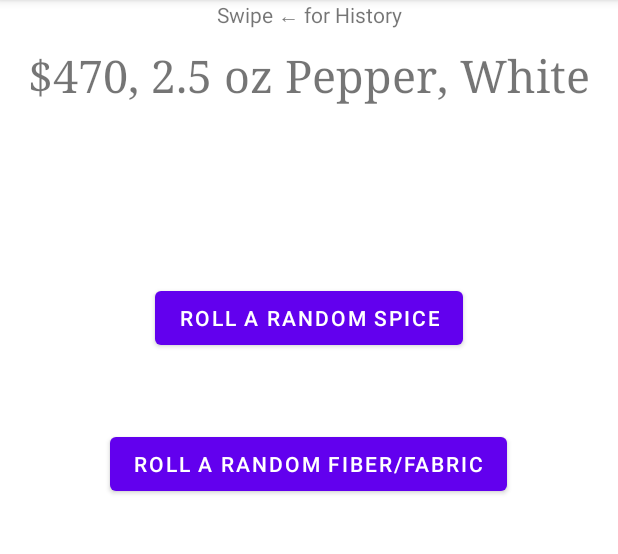
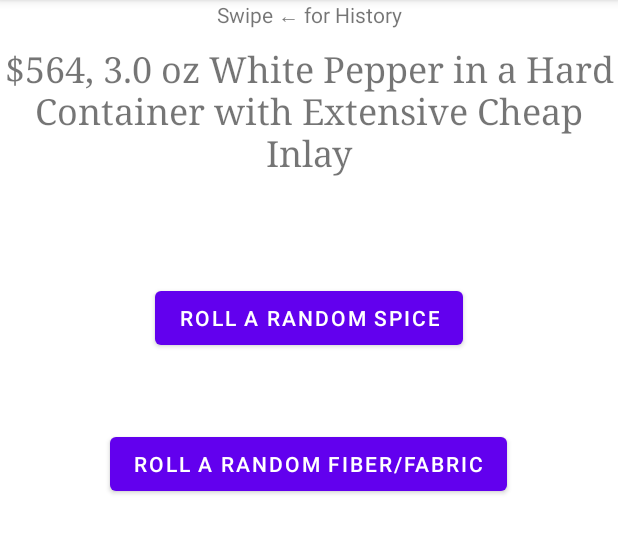
Before and after one commit to Patchcoat/random_treasure, an Android app: the screen it shows after launch (MainActivity), after a tap on "ROLL A RANDOM SPICE", on a phone screen of 412 x 824 dp, the part 84-638 px from its top. Run offline under Robolectric (Android 15) with nearby library versions, the phone set to English and light mode, and no system bars.

Commit message:
Gem Builder and Spice Container Embellishments.

```diff
--- a/app/src/main/java/com/metallicim/randomtreasure/TreasureBuilder.java
+++ b/app/src/main/java/com/metallicim/randomtreasure/TreasureBuilder.java
@@ -102,6 +102,126 @@ public class TreasureBuilder {
         return -1;
     }
 
+    public static TreasureComponent buildJewel() {
+        String[] jewels = {"", "Agate", "Azurite", "Chalcedony", "Hematite", "Jade", "Jet", "Magnetite", "Malachite", "Obsidian", "Quartz", "Amber", "Amethyst", "Calcite",
+                "Sard", "Coral", "Lapis Lazuli", "Onyx", "Tourmaline", "Turquoise", "Aquamarine", "Beryl", "Bloodstone", "Cat's Eye", "Emerald", "Garnet", "Iolite", "Moonstone",
+                "Opal", "Pearl", "Peridot", "Ruby", "Sapphire", "Topaz", "Diamond"};
+        int[] probabilities = {2, 1, 1, 1, 1, 1, 1, 1, 1, 1, 1, 1, 1, 1, 1, 1, 1, 1, 1, 1, 1, 1, 1, 1, 1, 1, 1, 1, 1, 1, 1, 1, 1, 1, 1};
+        double[] valueModifier = {0, 5, 10, 10, 5, 20, 10, 5, 15, 2, 15, 25, 30, 20, 25, 20, 25, 20, 25, 20, 30, 30, 30, 30, 35, 35, 30, 30, 35, 35, 30, 35, 35, 35, 40};
+
+        TreasureComponent decoration = new TreasureComponent(0, TreasureComponentType.JEWEL);
+        TreasureComponent weight = new TreasureComponent(1, TreasureComponentType.QUANTITY);
+
+        int index = selectFromProbabilityList(probabilities, randomInt(ArraySum(probabilities)));
+
+        int bigger = 0;
+        while (index == 0) {
+            index = selectFromProbabilityList(probabilities, randomInt(ArraySum(probabilities)));
+            bigger++;
+        }
+
+        decoration.setName(jewels[index]);
+
+        double weightValue = rollD6(2) / 4.0 + rollD6(bigger);
+        weight.setName(weightValue + " carat");
+        int cost = (int) ((int) (weightValue * weightValue + 4 * weightValue) * valueModifier[index] + 100);
+        decoration.setCost(new Price(cost, 0));
+        decoration.addComponent(weight);
+
+        return decoration.assembleTreasure();
+    }
+
+    private enum decorativePrepend {
+        NONE,
+        MADEOF,
+        WITH,
+        POSTWITH
+    }
+    public static TreasureComponent buildSoftEmbellishment(int id) {
+        String[] decorations = {"Fine Material", "Exceptional Material", "Dyed Cheaply", "Dyed", "Dyed Expensively", "Block Printing", "Resist Dyed", "Branding", "Cheap Patchwork", "Expensive Patchwork",
+                "Cheap Fringe", "Expensive Fringe", "Minimal Lace", "Extensive Lace", "Simple Feathers", "Elaborate Feathers", "Cheap Fur Trim", "Expensive Fur Trim", "Minimal Cheap Beading",
+                "Extensive Cheap Beading", "Minimal Expensive Beading", "Extensive Expensive Beading", "Expensive Bells", "Minimal Embroidery", "Extensive Embroidery", "Tattooed Minimally",
+                "Tattooed Extensively", "Tapestry Weaving", "Quilting", "Patchwork Quilt"};
+        int[] probabilities = {2, 2, 1, 1, 1, 1, 1, 1, 1, 1, 2, 1, 2, 1, 1, 1, 1, 1, 2, 1, 1, 1, 1, 1, 1, 1, 1, 1, 1, 1, 1};
+        double[] costFactors = {2, 19, 1.5, 4, 8, 0.5, 2.5, 0.5, 2, 5, 1, 6, 3.5, 9, 0.5, 4, 3, 8, 1.5, 4, 3, 7, 3, 10, 2, 5, 2, 6, 6, 4, 8};
+        decorativePrepend[] prepend = {decorativePrepend.MADEOF, decorativePrepend.MADEOF, decorativePrepend.NONE, decorativePrepend.NONE, decorativePrepend.NONE, decorativePrepend.WITH,
+                decorativePrepend.NONE, decorativePrepend.WITH, decorativePrepend.WITH, decorativePrepend.WITH, decorativePrepend.WITH, decorativePrepend.WITH, decorativePrepend.WITH,
+                decorativePrepend.WITH, decorativePrepend.WITH, decorativePrepend.WITH, decorativePrepend.WITH, decorativePrepend.WITH, decorativePrepend.WITH, decorativePrepend.WITH,
+                decorativePrepend.WITH, decorativePrepend.WITH, decorativePrepend.WITH, decorativePrepend.WITH, decorativePrepend.WITH, decorativePrepend.NONE, decorativePrepend.NONE,
+                decorativePrepend.MADEOF, decorativePrepend.MADEOF, decorativePrepend.MADEOF};
+
+        TreasureComponent decoration = new TreasureComponent(id, TreasureComponentType.SOFTEMBELLISHMENT);
+
+        int index = selectFromProbabilityList(probabilities, randomInt(ArraySum(probabilities)));
+
+        String name = decorations[index];
+        switch(prepend[index]) {
+            case MADEOF: {
+                name = "made of " + name;
+            } break;
+            case WITH: {
+                name = "with " + name;
+            } break;
+            default:
+                break;
+        }
+        decoration.setName(name);
+        decoration.setCost(new Price(0, costFactors[index]));
+
+        return decoration;
+    }
+
+    public static TreasureComponent buildHardEmbellishment(int id) {
+        String[] decorations = {"Fine Material", "Exceptional Material", "Cheap Fringe", "Expensive Fringe", "Minimal Beads/Nails", "Extensive Beads/Nails", "Branding",
+                "Minimal Painting/Enamel", "Extensive Painting/Enamel", "Minimal Relief", "Extensive Relief", "Minimal Cheap Inlay", "Extensive Cheap Inlay", "Minimal Expensive Inlay",
+                "Extensive Expensive Inlay", "Silver Plating", "Guilding", "Jeweled"};
+        int[] probabilities = {1, 1, 1, 1, 1, 1, 1, 1, 1, 1, 1, 1, 1, 1, 1, 1, 1, 1};
+        double[] costFactors = {2, 19, 0.25, 0.5, 0.75, 2, 1, 2, 5, 1.5, 4, 2.5, 7, 6, 14, 2, 19, 0};
+        decorativePrepend[] prepend = {decorativePrepend.MADEOF, decorativePrepend.MADEOF, decorativePrepend.WITH, decorativePrepend.WITH, decorativePrepend.WITH,
+                decorativePrepend.WITH, decorativePrepend.WITH, decorativePrepend.WITH, decorativePrepend.WITH, decorativePrepend.WITH, decorativePrepend.WITH,
+                decorativePrepend.WITH, decorativePrepend.WITH, decorativePrepend.WITH, decorativePrepend.WITH, decorativePrepend.WITH, decorativePrepend.WITH,
+                decorativePrepend.POSTWITH};
+
+        TreasureComponent decoration = new TreasureComponent(id, TreasureComponentType.HARDEMBELLISHMENT);
+
+        int index = selectFromProbabilityList(probabilities, randomInt(ArraySum(probabilities)));
+
+        StringBuilder name = new StringBuilder(decorations[index]);
+        switch(prepend[index]) {
+            case MADEOF: {
+                name.insert(0, "made of ");
+            } break;
+            case WITH: {
+                name.insert(0, "with ");
+            } break;
+            case POSTWITH: {
+                name.append(" with");
+            }break;
+            default:
+                break;
+        }
+
+        // a Jewel is a special case
+        if (decorations[index].equals("Jeweled")) {
+            int count = 0;
+            int cost = 0;
+            name.append(" a");
+            for (int i = randomInt(2) + 1; i > 0; i--) {
+                count++;
+                TreasureComponent jewel = buildJewel();
+
+                name.append(" ").append(count > 1 ? "and " : "").append(jewel.name());
+                cost += jewel.cost().value();
+            }
+            decoration.setCost(new Price(cost, 0));
+        } else {
+            decoration.setCost(new Price(0, costFactors[index]));
+        }
+        decoration.setName(name.toString());
+
+        return decoration;
+    }
+
     /**
      * Roll against the race table for the purpose of Contraband Leather
      * @return a fantasy race (including human)
@@ -138,9 +258,22 @@ public class TreasureBuilder {
      *         value of the spice set as the cost.
      */
     public static TreasureComponent buildSpice() {
+        // apply properties from the parent treasure table
+        int properties = randomInt(12);
+        int multiplier = 1;
+        if (properties >= 6 && properties <= 8) {
+            multiplier = 2;
+        } else if (properties >= 9) {
+            multiplier = 3;
+        }
+        int decorative = 0;
+        if (properties == 5 || properties == 8 || properties == 11) {
+            decorative = 1;
+        }
+
         String[] spices = { "Allspice", "Anise", "Annatto", "Asafetida", "Cardamom", "Cassia", "Chiles", "Cinnamon", "Clove", "Coriander", "Cumin", "Dwarven Savory Fungus", "Elven Pepperbark",
                 "Faerie Glimmerseed", "Fennel", "Fenugreek", "Ginger", "Halfling Savory", "Huajiao (Szechuan Pepper)", "Mace", "Mustard", "Nigella", "Nutmeg", "Onion Seed", "Orcish Firegrain",
-                "Pepper, Black", "Pepper, White", "Poppy Seed", "Saffron", "Salt", "Salt, Black", "Salt, Red", "Sumac", "Tamarind", "Tumericc", "Zeodary"};
+                "Black Pepper", "White Pepper", "Poppy Seed", "Saffron", "Salt", "Salt, Black", "Salt, Red", "Sumac", "Tamarind", "Tumericc", "Zeodary"};
         // in dollars, multiply by 100 to get the component price.
         int[] prices = {150, 150, 113, 75, 150, 75, 38, 150, 150, 150, 150, 75, 38, 270, 75, 150, 38, 150, 150, 225, 38, 75, 150, 38, 150, 150, 188, 38, 300, 15, 38, 38, 38, 15, 38, 150};
         // generate the spice
@@ -153,15 +286,29 @@ public class TreasureBuilder {
         // generate the weight
         TreasureComponent weight = new TreasureComponent(1, TreasureComponentType.QUANTITY);
         double weightValue = (randomInt(6) + 1) / 2.0;
+        weightValue *= multiplier;
         weight.setName(new DecimalFormat("0.0", DecimalFormatSymbols.getInstance(Locale.ENGLISH)).format(weightValue) + " oz");
         weight.setCost(new Price(0, weightValue - 1));
-
-        // TODO decorations
 
         // apply the weight to the spice
         spice.addComponent(weight);
 
-        return spice.assembleTreasure();
+        if (decorative > 0) {
+            TreasureComponent embellishment;
+            boolean softMaterial = randomInt(2) == 0;
+            if (softMaterial) { // flip a coin
+                embellishment = buildSoftEmbellishment(2);
+            } else {
+                embellishment = buildHardEmbellishment(2);
+            }
+            TreasureComponent container = new TreasureComponent(3, TreasureComponentType.CONTAINER);
+            container.setName("in a " + (softMaterial ? "Soft" : "Hard") + " Container");
+            container.addComponent(spice);
+            embellishment.addComponent(container);
+            return embellishment.assembleTreasure();
+        } else {
+            return spice.assembleTreasure();
+        }
     }
 
     /* For debugging
@@ -190,6 +337,15 @@ public class TreasureBuilder {
      * describing it's cost, type, weight, and area if applicable.
      */
     public static TreasureComponent buildFiber() {
+        // apply properties from the parent treasure table
+        int properties = randomInt(12);
+        int multiplier = 1;
+        if (properties >= 6 && properties <= 8) {
+            multiplier = 2;
+        } else if (properties >= 9) {
+            multiplier = 3;
+        }
+
         String[] fibers = {"Cloth", "Fur", "Leather", "Fiber"};
         String[][] types = {
                 {"Otherworldly", "Giant-Spider Silk", "Gauze", "Linen", "Pashmina Wool", "Plain Silk", "Samite", "Satin", "Velvet", "Wool"},
@@ -256,6 +412,7 @@ public class TreasureBuilder {
         } else {
             weightValue = weights[fiberCategory][index];
         }
+        weightValue *= multiplier;
         if (weightValue == 1) {
             weight.setName("1 lb.");
         } else {
@@ -265,8 +422,9 @@ public class TreasureBuilder {
 
         // area
         if (areas[fiberCategory].length != 0) {
-            area.setName("per " + areas[fiberCategory][0] + "-sq-foot " + areaType[fiberCategory] + " of");
+            area.setName((areas[fiberCategory][0] * multiplier) + "-sq-foot " + areaType[fiberCategory] + " of");
             area.setID(id++);
+            area.setCost(new Price(0, multiplier - 1));
             fiber.addComponent(area);
         }
 
--- a/app/src/main/java/com/metallicim/randomtreasure/TreasureComponentType.java
+++ b/app/src/main/java/com/metallicim/randomtreasure/TreasureComponentType.java
@@ -24,7 +24,23 @@ public enum TreasureComponentType {
      */
     SPICE,
     /**
-     * The component is fibrous
+     * The component is a fiber, leather, fur, or fabric
      */
-    FIBER
+    FIBER,
+    /**
+     * The component is a container
+     */
+    CONTAINER,
+    /**
+     * The component is a jewel
+     */
+    JEWEL,
+    /**
+     * The component is a soft material embellishment
+     */
+    SOFTEMBELLISHMENT,
+    /**
+     * The component is a hard material embellishment
+     */
+    HARDEMBELLISHMENT
 }
--- a/app/src/main/res/layout/fragment_first.xml
+++ b/app/src/main/res/layout/fragment_first.xml
@@ -15,18 +15,29 @@
         app:layout_constraintStart_toStartOf="parent"
         app:layout_constraintTop_toTopOf="parent" />
 
-    <TextView
-        android:id="@+id/treasure"
-        android:layout_width="wrap_content"
-        android:layout_height="wrap_content"
-        android:layout_marginTop="10dp"
-        android:fontFamily="serif"
-        android:gravity="center"
-        android:text="@string/defaultTreasure"
-        android:textSize="30sp"
+    <ScrollView
+        android:layout_width="407dp"
+        android:layout_height="148dp"
+        app:layout_constraintBottom_toTopOf="@+id/button_spice"
         app:layout_constraintEnd_toEndOf="parent"
         app:layout_constraintStart_toStartOf="parent"
-        app:layout_constraintTop_toBottomOf="@+id/textview_first" />
+        app:layout_constraintTop_toBottomOf="@+id/textview_first">
+
+        <LinearLayout
+            android:layout_width="match_parent"
+            android:layout_height="wrap_content"
+            android:orientation="vertical">
+
+            <TextView
+                android:id="@+id/treasure"
+                android:layout_width="match_parent"
+                android:layout_height="wrap_content"
+                android:fontFamily="serif"
+                android:gravity="center"
+                android:text="@string/defaultTreasure"
+                android:textSize="24sp" />
+        </LinearLayout>
+    </ScrollView>
 
     <Button
         android:id="@+id/button_spice"
--- a/build.gradle
+++ b/build.gradle
@@ -5,7 +5,7 @@ buildscript {
         jcenter()
     }
     dependencies {
-        classpath "com.android.tools.build:gradle:4.1.2"
+        classpath 'com.android.tools.build:gradle:4.1.3'
 
         // NOTE: Do not place your application dependencies here; they belong
         // in the individual module build.gradle files
```
